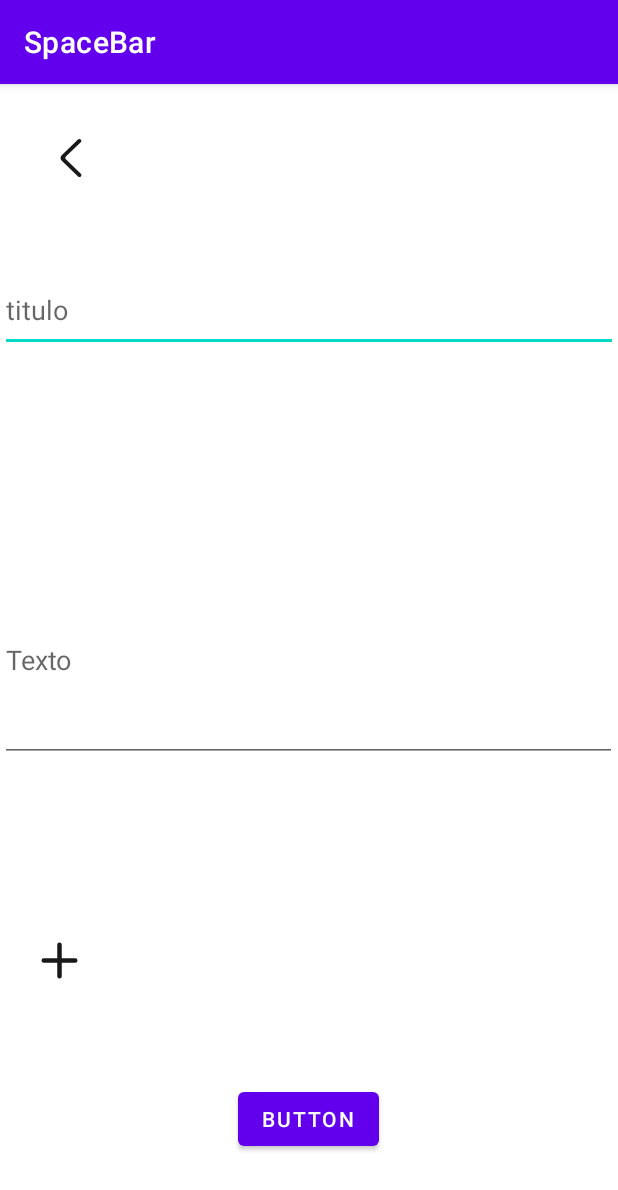
After one commit to suriiipingu/prjSpaceBarMobileTCC, an Android app: the criar_post screen opened directly, with no data from a screen before it, on a phone screen of 412 x 824 dp. The commit adds this screen. Shown: the top 1190 px of the screen. Run offline under Robolectric (Android 15) with nearby library versions, the phone set to English and light mode, and no system bars.

Commit message:
Criar publicação

```diff
--- a/app/src/main/AndroidManifest.xml
+++ b/app/src/main/AndroidManifest.xml
@@ -2,6 +2,8 @@
 <manifest xmlns:android="http://schemas.android.com/apk/res/android"
     xmlns:tools="http://schemas.android.com/tools">
 
+    <uses-permission android:name="android.permission.READ_EXTERNAL_STORAGE" />
+    <uses-permission android:name="android.permission.WRITE_EXTERNAL_STORAGE" />
     <uses-permission android:name="android.permission.INTERNET" />
     <uses-permission android:name="android.permission.ACCESS_NETWORK_STATE" />
     <uses-permission android:name="android.permission.VIBRATE" />
@@ -16,6 +18,9 @@
         android:supportsRtl="true"
         android:theme="@style/Theme.SpaceBar"
         tools:targetApi="31">
+        <activity
+            android:name=".criar_post"
+            android:exported="false" />
         <activity
             android:name=".home"
             android:exported="false"
--- /dev/null
+++ b/app/src/main/res/drawable/mais.xml
@@ -0,0 +1,5 @@
+<vector android:alpha="0.9" android:height="30dp"
+    android:viewportHeight="20" android:viewportWidth="20"
+    android:width="30dp" xmlns:android="http://schemas.android.com/apk/res/android">
+    <path android:fillColor="#000000" android:fillType="evenOdd" android:pathData="M9,17a1,1 0,1 0,2 0v-6h6a1,1 0,1 0,0 -2h-6V3a1,1 0,1 0,-2 0v6H3a1,1 0,0 0,0 2h6v6z"/>
+</vector>
--- /dev/null
+++ b/app/src/main/res/drawable/selector_custom_button.xml
@@ -0,0 +1,4 @@
+<?xml version="1.0" encoding="utf-8"?>
+<selector xmlns:android="http://schemas.android.com/apk/res/android">
+    <item android:drawable="@drawable/ic_round_button" />
+</selector>
--- /dev/null
+++ b/app/src/main/res/drawable/voltar.xml
@@ -0,0 +1,7 @@
+<vector android:alpha="0.9" android:height="25dp"
+    android:viewportHeight="20" android:viewportWidth="20"
+    android:width="25dp" xmlns:android="http://schemas.android.com/apk/res/android">
+    <path android:fillColor="#000000" android:fillType="evenOdd"
+        android:pathData="M15.134,0.292L15.134,0.292C14.729,-0.098 14.073,-0.098 13.67,0.292L5.107,8.556C4.298,9.336 4.298,10.603 5.107,11.383L13.732,19.708C14.132,20.093 14.78,20.098 15.186,19.718L15.186,19.718C15.601,19.329 15.605,18.688 15.197,18.293L7.303,10.676C6.898,10.286 6.898,9.653 7.303,9.262L15.134,1.706C15.539,1.315 15.539,0.683 15.134,0.292"
+        />
+</vector>
--- /dev/null
+++ b/app/src/main/res/layout/activity_criar_post.xml
@@ -0,0 +1,78 @@
+<?xml version="1.0" encoding="utf-8"?>
+<androidx.constraintlayout.widget.ConstraintLayout xmlns:android="http://schemas.android.com/apk/res/android"
+    xmlns:app="http://schemas.android.com/apk/res-auto"
+    xmlns:tools="http://schemas.android.com/tools"
+    android:layout_width="match_parent"
+    android:layout_height="match_parent"
+    android:backgroundTint="@android:color/transparent"
+    tools:context=".criar_post">
+
+    <ImageButton
+        android:id="@+id/btnVoltar"
+        android:layout_width="wrap_content"
+        android:layout_height="wrap_content"
+        android:background="@android:color/transparent"
+        android:contentDescription="@string/Senha"
+        android:padding="20dp"
+        app:layout_constraintBottom_toBottomOf="parent"
+        app:layout_constraintEnd_toEndOf="parent"
+        app:layout_constraintHorizontal_bias="0.043"
+        app:layout_constraintStart_toStartOf="parent"
+        app:layout_constraintTop_toTopOf="parent"
+        app:layout_constraintVertical_bias="0.024"
+        app:srcCompat="@drawable/voltar" />
+
+    <EditText
+        android:id="@+id/txtTitulo"
+        android:layout_width="match_parent"
+        android:layout_height="56dp"
+        android:ems="10"
+        android:hint="titulo"
+        android:inputType="textPersonName"
+        app:layout_constraintBottom_toBottomOf="parent"
+        app:layout_constraintEnd_toEndOf="parent"
+        app:layout_constraintHorizontal_bias="0.398"
+        app:layout_constraintStart_toStartOf="parent"
+        app:layout_constraintTop_toTopOf="parent"
+        app:layout_constraintVertical_bias="0.172" />
+
+    <EditText
+        android:id="@+id/txtTexto"
+        android:layout_width="411dp"
+        android:layout_height="136dp"
+        android:ems="10"
+        android:hint="Texto"
+        android:inputType="textPersonName"
+        app:layout_constraintBottom_toBottomOf="parent"
+        app:layout_constraintEnd_toEndOf="parent"
+        app:layout_constraintHorizontal_bias="0.0"
+        app:layout_constraintStart_toStartOf="parent"
+        app:layout_constraintTop_toTopOf="parent" />
+
+    <Button
+        android:id="@+id/btnPostar"
+        android:layout_width="wrap_content"
+        android:layout_height="wrap_content"
+        android:text="Button"
+        app:layout_constraintBottom_toBottomOf="parent"
+        app:layout_constraintEnd_toEndOf="parent"
+        app:layout_constraintHorizontal_bias="0.498"
+        app:layout_constraintStart_toStartOf="parent"
+        app:layout_constraintTop_toTopOf="parent"
+        app:layout_constraintVertical_bias="0.925" />
+
+    <ImageButton
+        android:id="@+id/btnAdicionarImg"
+        android:layout_width="wrap_content"
+        android:layout_height="wrap_content"
+        android:background="@android:color/transparent"
+        android:contentDescription="@string/app_name"
+        android:padding="10dp"
+        app:layout_constraintBottom_toBottomOf="parent"
+        app:layout_constraintEnd_toEndOf="parent"
+        app:layout_constraintHorizontal_bias="0.041"
+        app:layout_constraintStart_toStartOf="parent"
+        app:layout_constraintTop_toTopOf="parent"
+        app:layout_constraintVertical_bias="0.779"
+        app:srcCompat="@drawable/mais" />
+</androidx.constraintlayout.widget.ConstraintLayout>
--- a/app/src/main/res/layout/activity_home.xml
+++ b/app/src/main/res/layout/activity_home.xml
@@ -34,4 +34,6 @@
         app:layout_constraintVertical_bias="1.0"
         app:navGraph="@navigation/mobile_navigation" />
 
+
+
 </androidx.constraintlayout.widget.ConstraintLayout>
--- /dev/null
+++ b/app/src/main/res/values-land/dimens.xml
@@ -0,0 +1,3 @@
+<resources>
+    <dimen name="fab_margin">48dp</dimen>
+</resources>
--- /dev/null
+++ b/app/src/main/res/values-w1240dp/dimens.xml
@@ -0,0 +1,3 @@
+<resources>
+    <dimen name="fab_margin">200dp</dimen>
+</resources>
--- /dev/null
+++ b/app/src/main/res/values-w600dp/dimens.xml
@@ -0,0 +1,3 @@
+<resources>
+    <dimen name="fab_margin">48dp</dimen>
+</resources>
--- a/app/src/main/res/values/dimens.xml
+++ b/app/src/main/res/values/dimens.xml
@@ -2,4 +2,5 @@
     <!-- Default screen margins, per the Android Design guidelines. -->
     <dimen name="activity_horizontal_margin">16dp</dimen>
     <dimen name="activity_vertical_margin">16dp</dimen>
+    <dimen name="fab_margin">16dp</dimen>
 </resources>
```
Also changed, not shown: app/src/main/java/com/example/spacebar/Acessa.java (+4 -4 lines), app/src/main/java/com/example/spacebar/ListaAdapter.java (+11 -1 lines), app/src/main/java/com/example/spacebar/criar_post.java (added, +228 -0 lines), app/src/main/java/com/example/spacebar/home.java (+20 -0 lines), app/src/main/res/drawable/ic_round_button.xml (added, +11 -0 lines), app/src/main/res/menu/bottom_nav_menu.xml (+11 -0 lines), app/src/main/res/values/strings.xml (+9 -0 lines), app/src/main/res/values/themes.xml (+9 -0 lines).
